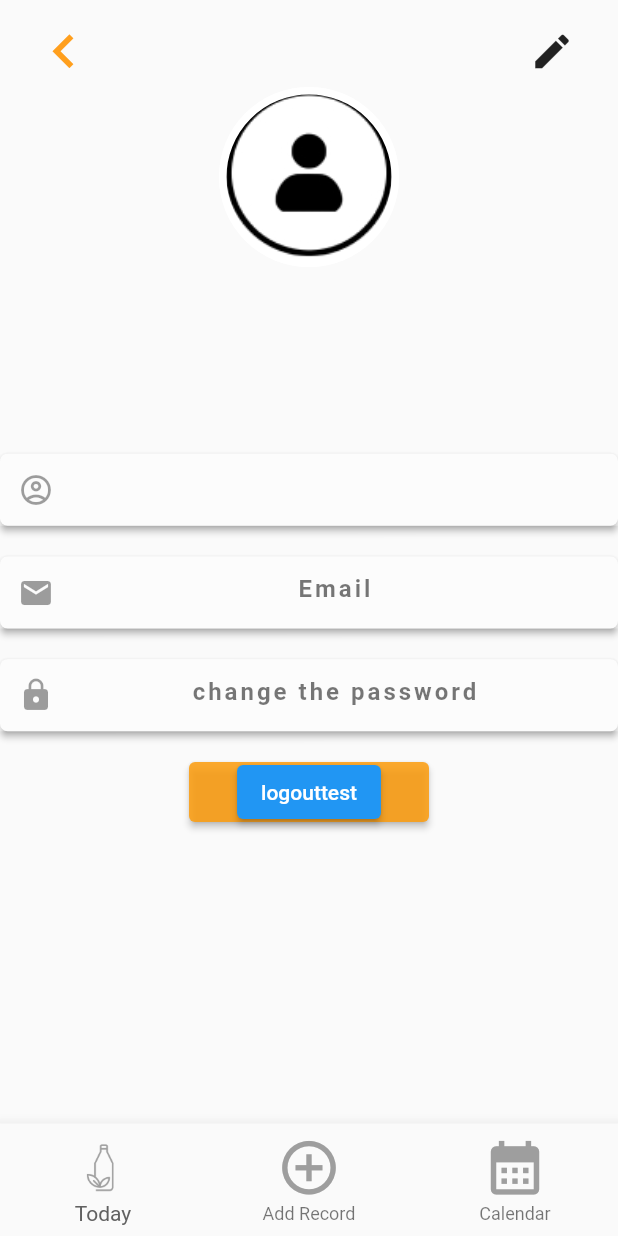
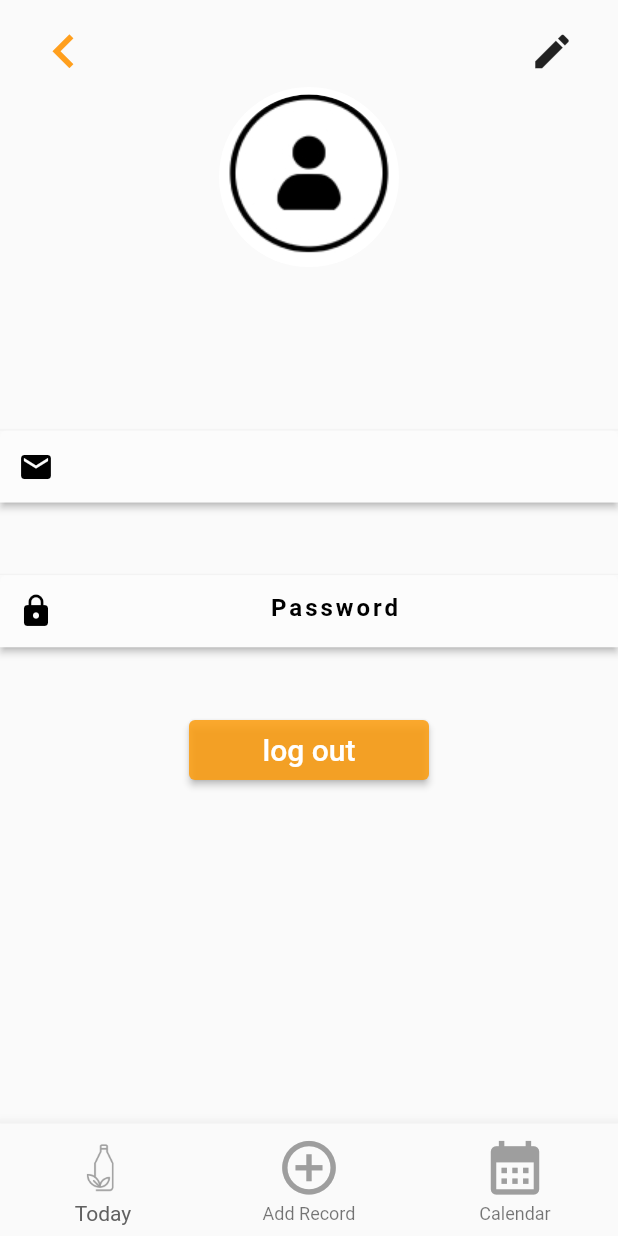
Before and after one commit to suisuiss/Plastic-Recorder, a Flutter app: the ProfilePage screen opened by its route, on a phone screen of 412 x 824 dp. Run offline on Flutter 3.47's test engine with Material 2 defaults, Android fonts, the phone set to English and light mode, and no system bars; our stand-ins replace firebase_auth, firebase_core, flutter_image_slideshow, page_view_indicators, table_calendar; accounts and stored records are empty.

Commit message:
Update profile_page.dart

```diff
--- a/plastic_recorder/lib/profile_page.dart
+++ b/plastic_recorder/lib/profile_page.dart
@@ -1,48 +1,57 @@
-import 'package:firebase_auth/firebase_auth.dart';
-import 'package:firebase_core/firebase_core.dart';
 import 'package:flutter/material.dart';
+import 'package:plastic_recorder/editprofile_page.dart';
 import 'package:plastic_recorder/footer.dart';
 import 'package:plastic_recorder/header.dart';
+import 'package:plastic_recorder/login_screen.dart';
+import 'package:firebase_auth/firebase_auth.dart';
 
-class ProfilePage extends StatelessWidget {
-  ProfilePage({Key? key}) : super(key: key);
+class ProfilePage extends StatefulWidget {
+  const ProfilePage({Key? key}) : super(key: key);
 
-  Widget textfield({@required hintText, required icon}) {
+  @override
+  State<ProfilePage> createState() => _ProfilePageState();
+}
+
+final user = FirebaseAuth.instance.currentUser!;
+
+class _ProfilePageState extends State<ProfilePage> {
+  var email = user.email;
+  Widget textformfield({@required hintText, required icon}) {
     return Material(
       elevation: 2,
-      shadowColor: Colors.grey,
-      shape: RoundedRectangleBorder(
-        borderRadius: BorderRadius.circular(5),
-      ),
-      child: TextField(
+      shadowColor: Colors.black,
+      child: TextFormField(
         enabled: false,
         textAlign: TextAlign.center,
         decoration: InputDecoration(
             hintText: hintText,
             hintStyle: const TextStyle(
-              letterSpacing: 2,
-              color: Color.fromARGB(137, 0, 0, 0),
-              fontWeight: FontWeight.bold,
+                letterSpacing: 2,
+                fontWeight: FontWeight.bold,
+                color: Colors.black),
+            prefixIcon: Icon(
+              icon,
+              color: Colors.black,
             ),
-            prefixIcon: Icon(icon),
             fillColor: const Color.fromARGB(77, 255, 255, 255),
             filled: true,
-            border: const UnderlineInputBorder()),
+            enabledBorder: OutlineInputBorder(
+              borderSide: BorderSide(
+                color: Colors.black,
+              ),
+            )),
       ),
     );
   }
 
   @override
-  final user = FirebaseAuth.instance.currentUser!;
-
   Widget build(BuildContext context) {
-    var email = user.email;
     return Scaffold(
       resizeToAvoidBottomInset: false,
       body: Container(
         child: Column(
           children: [
-            hd(),
+            hd(context),
             Expanded(
                 child: Stack(
               alignment: Alignment.center,
@@ -56,40 +65,33 @@ class ProfilePage extends StatelessWidget {
                       child: Column(
                         mainAxisAlignment: MainAxisAlignment.spaceEvenly,
                         children: [
-                          Text(user.email!,
-                              style: TextStyle(
-                                  fontSize: 20,
-                                  fontWeight: FontWeight.bold,
-                                  color: Colors.black)),
-                          textfield(
-                              hintText: '$email',
-                              icon: Icons.account_circle_outlined),
-                          textfield(hintText: 'Email', icon: Icons.email),
-                          textfield(
-                              hintText: 'change the password',
-                              icon: Icons.lock),
+                          textformfield(
+                            hintText: '$email',
+                            icon: Icons.email,
+                          ),
+                          textformfield(
+                            hintText: 'Password',
+                            icon: Icons.lock,
+                          ),
                           Container(
                             height: 40,
                             width: 160,
                             child: ElevatedButton(
-                              onPressed: () {},
+                              onPressed: () => {
+                                FirebaseAuth.instance.signOut(),
+                                Navigator.of(context).pushNamedAndRemoveUntil(
+                                    '/home', (Route<dynamic> route) => false)
+                              },
                               style: ElevatedButton.styleFrom(
                                   primary:
                                       const Color.fromARGB(221, 252, 157, 15)),
-                              child: Center(
-                                child: ElevatedButton(
-                                  child: Text('logouttest'),
-                                  onPressed: () => {
-                                    FirebaseAuth.instance.signOut(),
-                                    Navigator.of(context)
-                                        .pushNamedAndRemoveUntil('/home',
-                                            (Route<dynamic> route) => false)
-                                  },
-                                  //  onPressed: () =>FirebaseAuth.instance.signOut();
-                                  // style: TextStyle(
-                                  //   fontSize: 20,
-                                  //   color: Colors.white,
-                                  // ),
+                              child: const Center(
+                                child: Text(
+                                  "log out",
+                                  style: TextStyle(
+                                    fontSize: 20,
+                                    color: Colors.white,
+                                  ),
                                 ),
                               ),
                             ),
@@ -111,7 +113,7 @@ class ProfilePage extends StatelessWidget {
                         shape: BoxShape.circle,
                         color: Colors.white,
                         image: const DecorationImage(
-                          fit: BoxFit.cover,
+                          alignment: Alignment.center,
                           image: AssetImage('assets/profileimg.jpg'),
                         ),
                       ),
@@ -128,7 +130,7 @@ class ProfilePage extends StatelessWidget {
   }
 }
 
-Widget hd() {
+Widget hd(BuildContext context) {
   return Container(
     child: Padding(
       padding: const EdgeInsets.only(left: 20, right: 20, top: 10),
@@ -140,7 +142,8 @@ Widget hd() {
             color: Color(0xffFF9F1D),
           ),
           IconButton(
-              onPressed: (() => print('pressed')),
+              onPressed: (() => Navigator.push(context,
+                  MaterialPageRoute(builder: (context) => EditProfilePage()))),
               icon: Icon(
                 Icons.edit,
                 size: 30,
```
